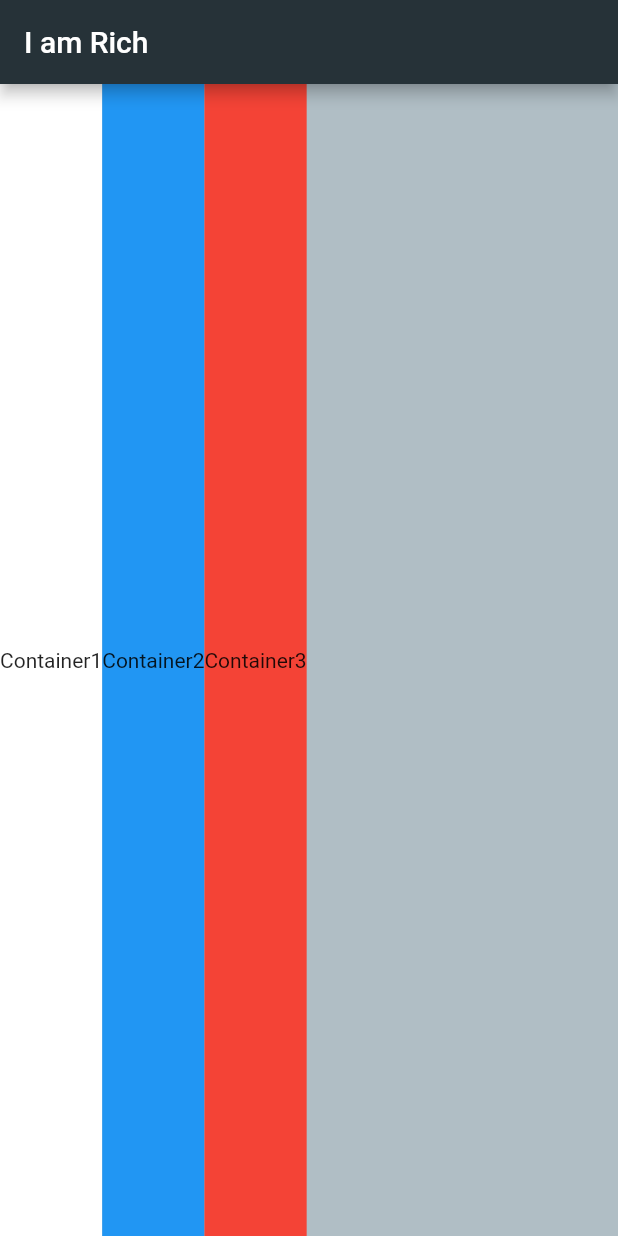
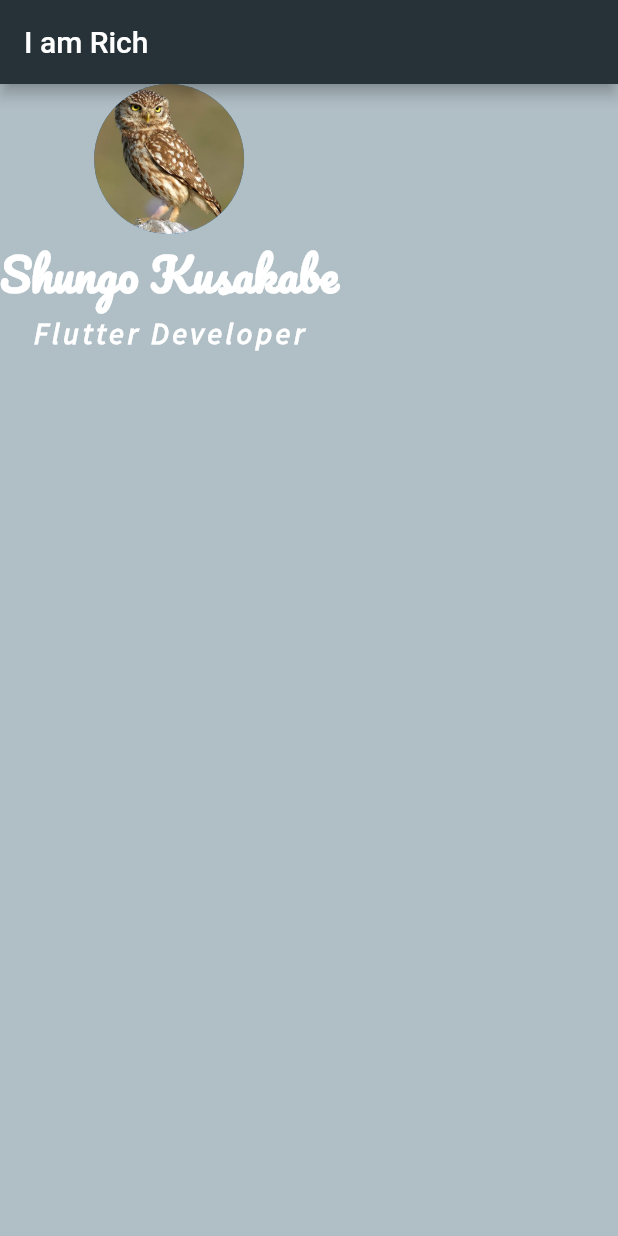
Before and after one commit to kabeshun/shungo_flutter, a Flutter app: the screen it shows after launch, on a phone screen of 412 x 824 dp. Run offline on Flutter 3.47's test engine with Material 2 defaults, Android fonts, the phone set to English and light mode, and no system bars.

Commit message:
Font, CircleAvatar

```diff
--- a/lib/main.dart
+++ b/lib/main.dart
@@ -15,31 +15,30 @@ class MyApp extends StatelessWidget {
         ),
         backgroundColor: Colors.blueGrey[200],
         body: SafeArea(
-          child: Row(
-            crossAxisAlignment: CrossAxisAlignment.stretch,
-            children: <Widget>[
-              Container(
-                height: 100,
+          child: Column(children: <Widget>[
+            CircleAvatar(
+              radius: 50.0,
+              backgroundImage: AssetImage('images/owl.png'),
+            ),
+            Text(
+              "Shungo Kusakabe",
+              style: TextStyle(
+                  fontFamily: 'Pacifico',
+                  fontSize: 30,
+                  color: Colors.white,
+                  fontWeight: FontWeight.w600),
+            ),
+            Text(
+              "Flutter Developer",
+              style: TextStyle(
+                fontFamily: 'SourceSansPro',
                 color: Colors.white,
-                child: Text("Container1"),
-                alignment: Alignment.center,
-              ),
-              SizedBox(height: 20),
-              Container(
-                height: 100,
-                color: Colors.blue,
-                child: Text("Container2"),
-                alignment: Alignment.center,
-              ),
-            SizedBox(height: 20),
-            Container(
-                height: 100,
-                color: Colors.red,
-                child: Text("Container3"),
-                alignment: Alignment.center,
+                fontSize: 20.0,
+                letterSpacing: 2.5,
+                fontWeight: FontWeight.bold
               )
-            ]
-          ),
+            )
+          ]),
         ),
       ),
     );
```
Also changed, not shown: pubspec.yaml (+8 -0 lines), fonts/Pacifico-Regular.ttf (added), fonts/SourceSansPro-Italic.ttf (added), images/shungo_profile.png (added).
